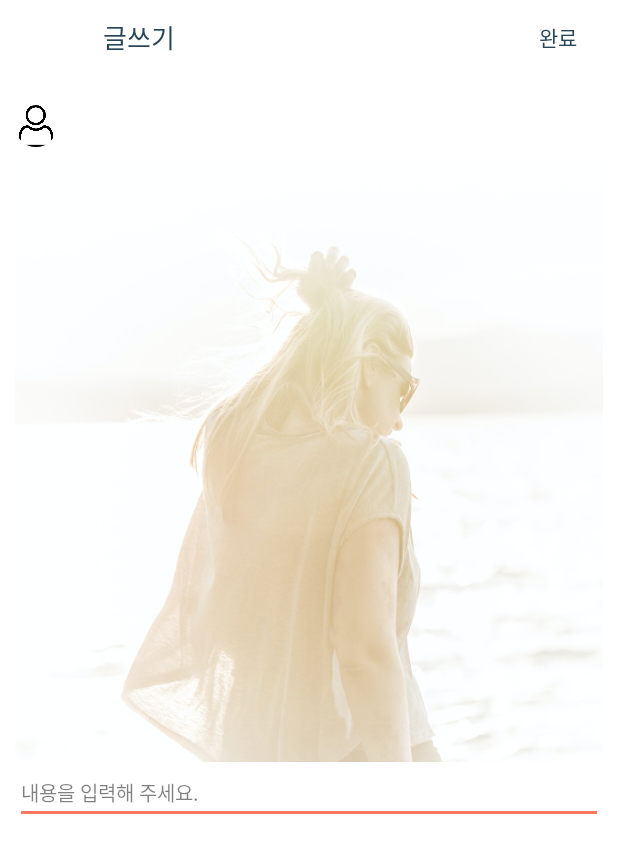
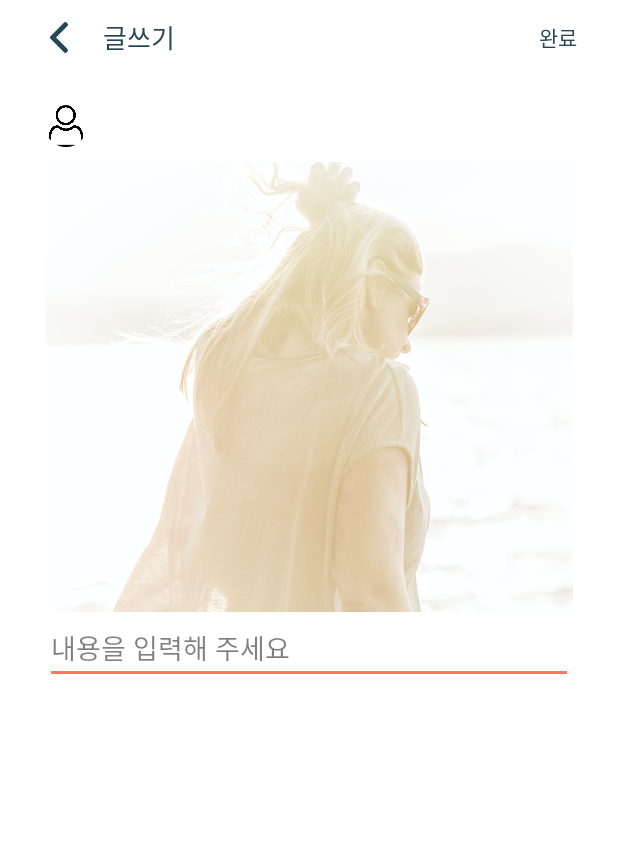
Before and after one commit to paryyongwoo/gomawa, an Android app: the WriteActivity screen opened directly, with no data from a screen before it, on a phone screen of 412 x 824 dp. Shown: the top 853 px of the screen. Run offline under Robolectric (Android 15) with nearby library versions, the phone set to English and light mode, and no system bars; our stand-ins replace CircleImageView, Picasso; pictures from the network do not load; 2 statements that could not run were skipped.

Commit message:
폰트 적용 테스트

```diff
--- a/app/src/main/java/com/gomawa/activity/ImageActivity.java
+++ b/app/src/main/java/com/gomawa/activity/ImageActivity.java
@@ -35,6 +35,7 @@ public class ImageActivity extends Activity {
     private void initView() {
         // 백 버튼
         ImageButton backBtn = findViewById(R.id.header_second_back);
+        backBtn.setVisibility(View.INVISIBLE);
         backBtn.setOnClickListener(new View.OnClickListener() {
             @Override
             public void onClick(View view) {
--- a/app/src/main/java/com/gomawa/activity/NicknameActivity.java
+++ b/app/src/main/java/com/gomawa/activity/NicknameActivity.java
@@ -114,6 +114,7 @@ public class NicknameActivity extends Activity {
 
         // 백 버튼 - editText의 값과 관계없이 액티비티만 종료함
         backBtn = findViewById(R.id.header_second_back);
+        backBtn.setImageResource(R.drawable.back_button_white);
         backBtn.setOnClickListener(new View.OnClickListener() {
             @Override
             public void onClick(View view) {
--- a/app/src/main/res/layout/activity_write.xml
+++ b/app/src/main/res/layout/activity_write.xml
@@ -15,7 +15,9 @@
         app:layout_constraintTop_toBottomOf="@+id/header_second_layout"
         app:layout_constraintLeft_toLeftOf="parent"
         android:layout_marginTop="20dp"
-        android:orientation="vertical" >
+        android:orientation="vertical"
+        android:layout_marginHorizontal="20dp"
+        >
 
         <LinearLayout
             android:id="@+id/activity_write_shareItem_header"
@@ -61,25 +63,46 @@
             android:paddingVertical="10dp"
             android:orientation="vertical" >
 
-            <ImageView
-                android:id="@+id/activity_write_shareItem_body_imageView"
+            <FrameLayout
                 android:layout_width="match_parent"
-                android:layout_height="400dp"
-                android:src="@drawable/share_item_background"
-                android:background="@color/inactiveColor"
-                android:scaleType="fitXY" >
+                android:layout_height="300dp">
 
-            </ImageView>
+                <androidx.constraintlayout.widget.ConstraintLayout
+                    android:layout_width="match_parent"
+                    android:layout_height="wrap_content"
+                    android:layout_gravity="center">
+
+                    <ImageView
+                        android:id="@+id/activity_write_shareItem_body_imageView"
+                        android:layout_width="match_parent"
+                        android:layout_height="wrap_content"
+                        android:src="@drawable/photo"
+                        android:background="@color/inactiveColor"
+                        android:scaleType="center"
+                        app:layout_constraintTop_toTopOf="parent"/>
+
+                    <TextView
+                        android:layout_width="match_parent"
+                        android:layout_height="wrap_content"
+                        android:text="사진을 선택하세요"
+                        android:textColor="@color/inactiveColor"
+                        android:gravity="center_horizontal"
+                        app:layout_constraintTop_toBottomOf="@+id/activity_write_shareItem_body_imageView"/>
+
+                </androidx.constraintlayout.widget.ConstraintLayout>
+
+            </FrameLayout>
+
 
             <EditText
                 android:id="@+id/activity_write_shareItem_body_content"
                 android:layout_width="match_parent"
                 android:layout_height="wrap_content"
                 android:text="EditText"
-                android:textSize="13sp"
+                android:textSize="18sp"
                 android:textColor="#ff000000"
-                android:hint="내용을 입력해 주세요."
-                android:textColorHint="#80000000"/>
+                android:hint="내용을 입력해 주세요"
+                android:textColorHint="#80000000" />
 
         </LinearLayout>
 
--- a/app/src/main/res/layout/header_second.xml
+++ b/app/src/main/res/layout/header_second.xml
@@ -14,7 +14,7 @@
             android:layout_height="match_parent"
             android:layout_weight="1.5"
             android:background="@null"
-            android:src="@drawable/back_button_white"
+            android:src="@drawable/back_button"
             android:scaleType="center"/>
 
         <TextView
--- a/app/src/main/res/values/styles.xml
+++ b/app/src/main/res/values/styles.xml
@@ -7,6 +7,9 @@
         <item name="colorAccent">@color/inactiveColor</item>
         <item name="android:statusBarColor">@color/inactiveColor</item>
         <item name="android:windowTranslucentStatus">true</item>
+        <item name="android:textViewStyle">@style/CafeFontTextView</item>
+        <item name="android:buttonStyle">@style/CafeFontButton</item>
+        <item name="android:editTextStyle">@style/CafeFontEditText</item>
     </style>
 
     <!-- The launcher theme. It sets the main window background to the launch_screen drawable -->
@@ -48,6 +51,21 @@
 
     <style name="EditTheme" parent="Theme.AppCompat.Light.NoActionBar">
         <item name="colorAccent">@color/inactiveColor</item>
+        <item name="android:fontFamily">@font/cafe_font</item>
     </style>
 
+    <!--  뷰별로 폰트 적용  -->
+    <style name="CafeFontTextView" parent="@android:style/Widget.DeviceDefault.TextView">
+        <item name="android:fontFamily">@font/cafe_font</item>
+    </style>
+
+    <style name="CafeFontButton" parent="@android:style/Widget.DeviceDefault.Button">
+        <item name="android:fontFamily">@font/cafe_font</item>
+    </style>
+
+    <style name="CafeFontEditText" parent="@android:style/Widget.DeviceDefault.EditText">
+        <item name="android:fontFamily">@font/cafe_font</item>
+    </style>
+    <!--  뷰별로 폰트 적용 끝  -->
+
 </resources>
```
Also changed, not shown: app/src/main/res/font/font_family.xml (added, +9 -0 lines), app/src/main/res/layout/activity_update.xml (+4 -3 lines), app/src/main/res/layout/recyclerview_item_notice.xml (+7 -4 lines), app/src/main/res/drawable-hdpi/back.png (deleted), app/src/main/res/drawable-mdpi/back.png (deleted), app/src/main/res/drawable-xhdpi/back.png (deleted), app/src/main/res/drawable-xxhdpi/back.png (deleted), app/src/main/res/drawable-xxxhdpi/back.png (deleted), 1 other file.
